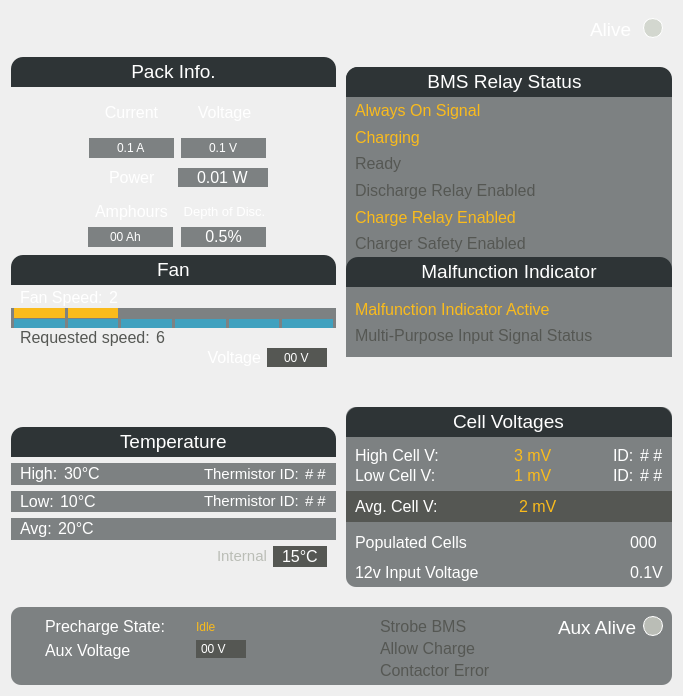
Old version of the form src/ViewLayer/DebugDisplay/BatteryPage/BatteryUi/BatteryUi.ui in the repository UCSolarCarTeam/Epsilon-Dashboard.
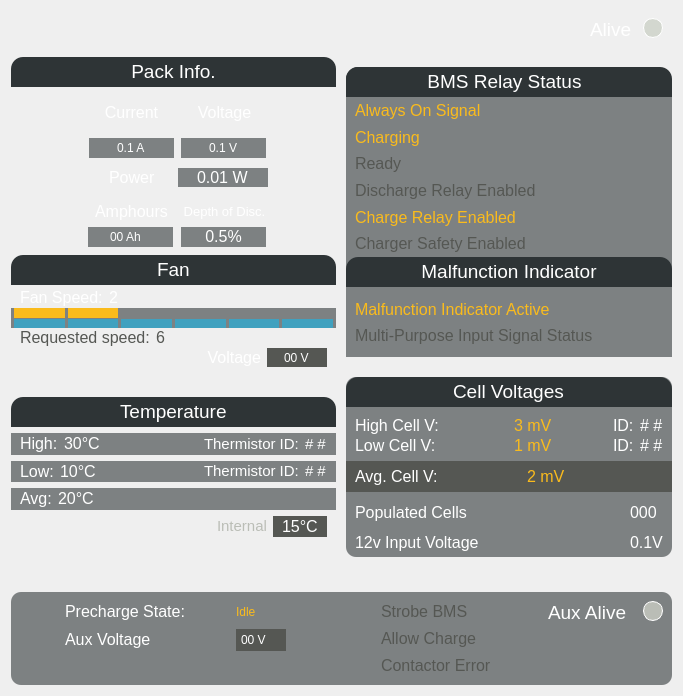
New version of the form.

Commit message: fixed spacing issues in UI

```diff
--- a/src/ViewLayer/DebugDisplay/BatteryPage/BatteryUi/BatteryUi.ui
+++ b/src/ViewLayer/DebugDisplay/BatteryPage/BatteryUi/BatteryUi.ui
@@ -26,7 +26,7 @@
    <property name="spacing">
     <number>10</number>
    </property>
-   <item row="4" column="0">
+   <item row="3" column="0">
     <widget class="QWidget" name="temperatureBlock" native="true">
      <property name="sizePolicy">
       <sizepolicy hsizetype="Fixed" vsizetype="Fixed">
@@ -1644,7 +1644,7 @@
      </layout>
     </widget>
    </item>
-   <item row="4" column="1">
+   <item row="3" column="1">
     <widget class="QWidget" name="voltageBlock" native="true">
      <property name="sizePolicy">
       <sizepolicy hsizetype="Preferred" vsizetype="Fixed">
@@ -1957,24 +1957,14 @@
               </property>
              </widget>
             </item>
-            <item>
-             <spacer name="horizontalSpacer_10">
-              <property name="orientation">
-               <enum>Qt::Horizontal</enum>
-              </property>
-              <property name="sizeType">
-               <enum>QSizePolicy::Fixed</enum>
-              </property>
-              <property name="sizeHint" stdset="0">
-               <size>
-                <width>13</width>
-                <height>20</height>
-               </size>
-              </property>
-             </spacer>
-            </item>
-            <item>
+            <item alignment="Qt::AlignHCenter">
              <widget class="QLabel" name="avgCellVoltageLabel">
+              <property name="sizePolicy">
+               <sizepolicy hsizetype="Fixed" vsizetype="Preferred">
+                <horstretch>0</horstretch>
+                <verstretch>0</verstretch>
+               </sizepolicy>
+              </property>
               <property name="font">
                <font>
                 <family>Arial</family>
@@ -1995,6 +1985,22 @@
               </property>
              </widget>
             </item>
+            <item>
+             <spacer name="horizontalSpacer_10">
+              <property name="orientation">
+               <enum>Qt::Horizontal</enum>
+              </property>
+              <property name="sizeType">
+               <enum>QSizePolicy::Fixed</enum>
+              </property>
+              <property name="sizeHint" stdset="0">
+               <size>
+                <width>55</width>
+                <height>20</height>
+               </size>
+              </property>
+             </spacer>
+            </item>
            </layout>
           </widget>
          </item>
@@ -2100,7 +2106,7 @@
      </layout>
     </widget>
    </item>
-   <item row="5" column="0">
+   <item row="4" column="0">
     <spacer name="verticalSpacer">
      <property name="orientation">
       <enum>Qt::Vertical</enum>
@@ -2489,7 +2495,7 @@
      </layout>
     </widget>
    </item>
-   <item row="6" column="0" colspan="2">
+   <item row="5" column="0" colspan="2">
     <widget class="QWidget" name="stateBlock" native="true">
      <property name="sizePolicy">
       <sizepolicy hsizetype="Preferred" vsizetype="Fixed">
@@ -2696,7 +2702,7 @@
            </property>
            <property name="sizeHint" stdset="0">
             <size>
-             <width>90</width>
+             <width>30</width>
              <height>20</height>
             </size>
            </property>
@@ -2780,7 +2786,7 @@
            </property>
            <property name="sizeHint" stdset="0">
             <size>
-             <width>61</width>
+             <width>50</width>
              <height>20</height>
             </size>
            </property>
@@ -2792,22 +2798,6 @@
      </layout>
     </widget>
    </item>
-   <item row="3" column="1">
-    <spacer name="verticalSpacer_2">
-     <property name="orientation">
-      <enum>Qt::Vertical</enum>
-     </property>
-     <property name="sizeType">
-      <enum>QSizePolicy::Fixed</enum>
-     </property>
-     <property name="sizeHint" stdset="0">
-      <size>
-       <width>20</width>
-       <height>30</height>
-      </size>
-     </property>
-    </spacer>
-   </item>
    <item row="0" column="1">
     <widget class="QWidget" name="widget_53" native="true">
      <property name="sizePolicy">
```
